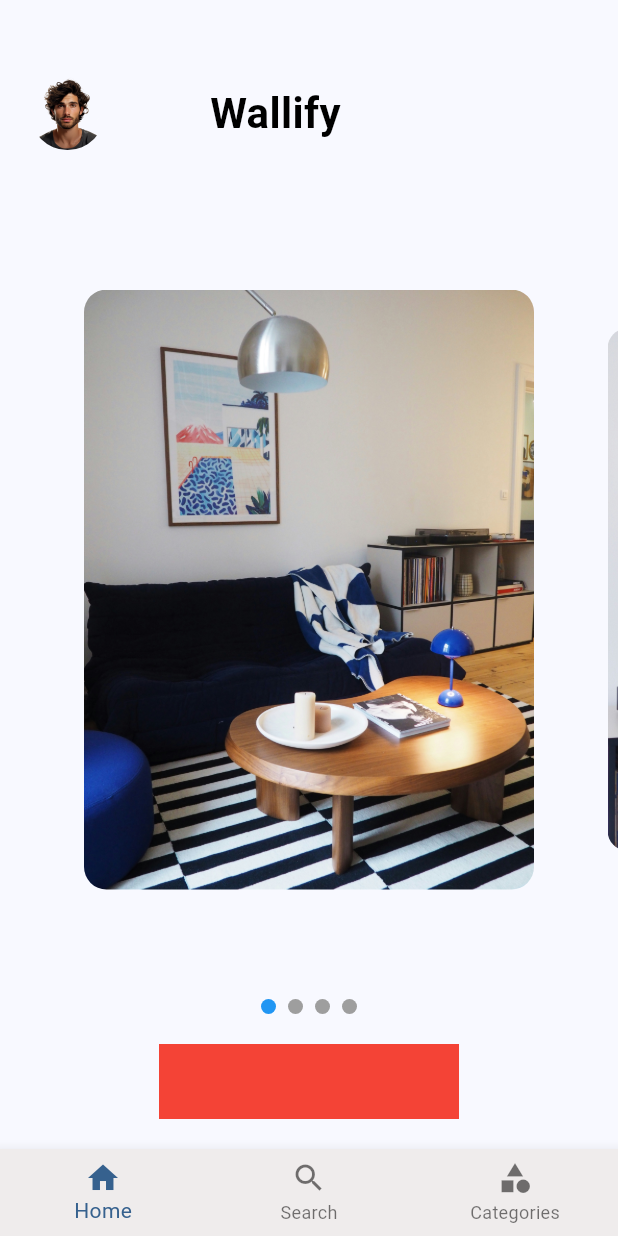
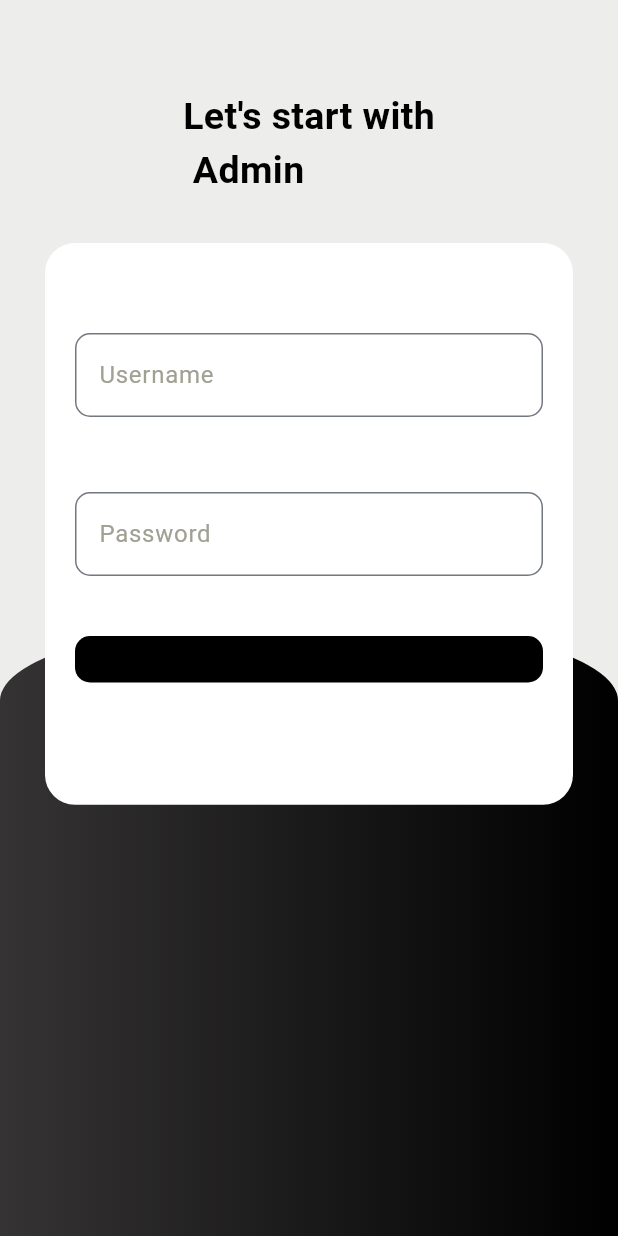
Before and after one commit to kalashkose0/Wallpaper-Complete, a Flutter app: the screen it shows after launch, on a phone screen of 412 x 824 dp. Run offline on Flutter 3.47's test engine with Material 3 defaults, Android fonts, the phone set to English and light mode, and no system bars; drawn by our look-alikes of carousel_slider, smooth_page_indicator; our stand-ins replace cached_network_image.

Commit message:
AdminLogin

```diff
--- /dev/null
+++ b/lib/Admin/AdminLogIn.dart
@@ -0,0 +1,144 @@
+import 'package:flutter/material.dart';
+
+class AdminLogin extends StatefulWidget {
+  const AdminLogin({super.key});
+
+  @override
+  State<AdminLogin> createState() => _AdminLoginState();
+}
+
+class _AdminLoginState extends State<AdminLogin> {
+  TextEditingController usercontroller = TextEditingController();
+  TextEditingController Passwordcontroller = TextEditingController();
+
+  @override
+  Widget build(BuildContext context) {
+    return Scaffold(
+      backgroundColor: Color(0XFFededeb),
+      body: Container(
+        child: Stack(
+          children: [
+            Container(
+              margin:
+                  EdgeInsets.only(top: MediaQuery.of(context).size.height / 2),
+              padding: EdgeInsets.only(top: 45, left: 20.0, right: 20),
+              height: MediaQuery.of(context).size.height,
+              width: MediaQuery.of(context).size.width,
+              decoration: BoxDecoration(
+                gradient: LinearGradient(
+                  colors: [Color.fromARGB(255, 53, 51, 51), Colors.black],
+                  begin: Alignment.topLeft,
+                  end: Alignment.topRight,
+                ),
+                borderRadius: BorderRadius.vertical(
+                  top:
+                      Radius.elliptical(MediaQuery.of(context).size.width, 110),
+                ),
+              ),
+            ),
+            Container(
+              margin: EdgeInsets.only(left: 30, right: 30, top: 60),
+              child: Form(
+                child: Column(
+                  children: [
+                    Text(
+                      "Let's start with\n Admin",
+                      style: TextStyle(
+                          color: Colors.black,
+                          fontSize: 25,
+                          fontWeight: FontWeight.bold),
+                    ),
+                    SizedBox(
+                      height: 30,
+                    ),
+                    Stack(
+                      children: [
+                        Container(
+                          height: MediaQuery.of(context).size.height / 2.2,
+                          // width: MediaQuery.of(context).size.width,
+                          decoration: BoxDecoration(
+                            color: Colors.white,
+                            borderRadius: BorderRadius.circular(20),
+                          ),
+                          child: Padding(
+                            padding: const EdgeInsets.symmetric(
+                                horizontal: 20, vertical: 10),
+                            child: Column(
+                              children: [
+                                SizedBox(
+                                  height: 50,
+                                ),
+                                TextFormField(
+                                  validator: (value) {
+                                    if (value == null || value.isEmpty) {
+                                      return "Please Enter Username";
+                                    }
+                                  },
+                                  decoration: InputDecoration(
+                                      hintText: "Username",
+                                      hintStyle: TextStyle(
+                                        color:
+                                            Color.fromARGB(255, 160, 160, 147),
+                                      ),
+                                      border: OutlineInputBorder(
+                                        borderRadius: BorderRadius.circular(10),
+                                        borderSide:
+                                            BorderSide(color: Colors.grey),
+                                      )),
+                                ),
+                                SizedBox(
+                                  height: 50,
+                                ),
+                                TextFormField(
+                                  validator: (value) {
+                                    if (value == null || value.isEmpty) {
+                                      return "Please Enter Password";
+                                    }
+                                  },
+                                  decoration: InputDecoration(
+                                      hintText: "Password",
+                                      hintStyle: TextStyle(
+                                        color:
+                                            Color.fromARGB(255, 160, 160, 147),
+                                      ),
+                                      border: OutlineInputBorder(
+                                        borderRadius: BorderRadius.circular(10),
+                                        borderSide:
+                                            BorderSide(color: Colors.grey),
+                                      )),
+                                ),
+                                SizedBox(
+                                  height: 40,
+                                ),
+                                Container(
+                                  width: MediaQuery.of(context).size.width,
+                                  decoration: BoxDecoration(
+                                    color: Colors.black,
+                                    borderRadius: BorderRadius.circular(10),
+                                  ),
+                                  child: Center(
+                                    child: Text(
+                                      "LogIn",
+                                      style: TextStyle(
+                                          color: Colors.black,
+                                          fontSize: 22,
+                                          fontWeight: FontWeight.bold),
+                                    ),
+                                  ),
+                                ),
+                              ],
+                            ),
+                          ),
+                        ),
+                      ],
+                    ),
+                  ],
+                ),
+              ),
+            )
+          ],
+        ),
+      ),
+    );
+  }
+}
--- a/lib/main.dart
+++ b/lib/main.dart
@@ -1,4 +1,5 @@
 import 'package:flutter/material.dart';
+import 'package:wallpaper/Admin/AdminLogIn.dart';
 import 'package:wallpaper/BottomNavigationBar/BottomNavigationBar.dart';
 import 'package:wallpaper/Screens/homePage.dart';
 
@@ -19,7 +20,8 @@ class MyApp extends StatelessWidget {
         useMaterial3: true,
       ),
       // home: HomePage(),
-      home: BottomNavigationScreen(),
+      // home: BottomNavigationScreen(),
+      home: AdminLogin(),
     );
   }
 }
```
Also changed, not shown: 2 other files.
